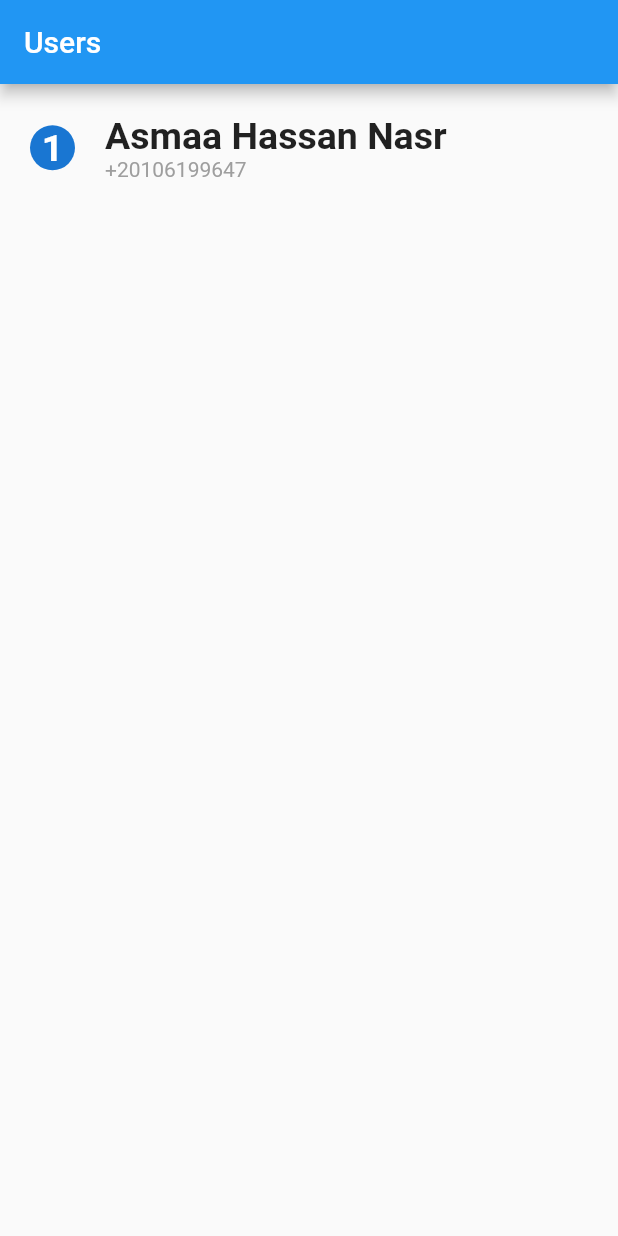
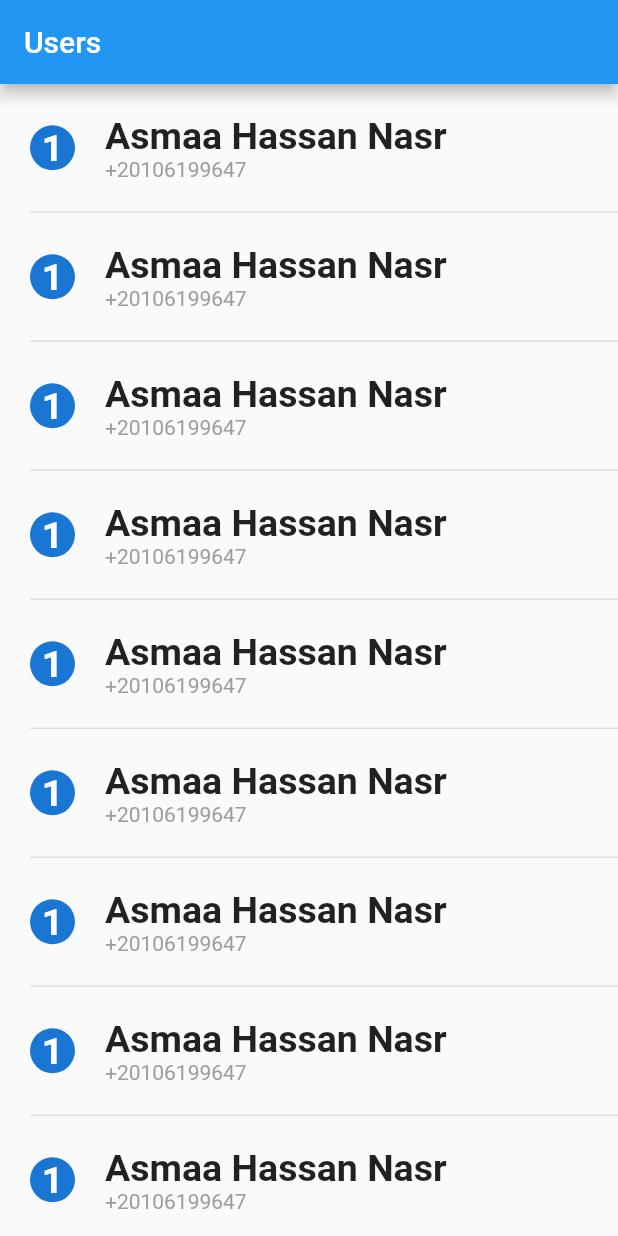
Before and after one commit to asmaahassnasr/udemy-flutter-course-abdullah-mansour, a Flutter app: the screen it shows after launch, on a phone screen of 412 x 824 dp. Run offline on Flutter 3.47's test engine with Material 2 defaults, Android fonts, the phone set to English and light mode, and no system bars.

Commit message:
Creating list view model and adding item to it

```diff
--- a/lib/user_screen.dart
+++ b/lib/user_screen.dart
@@ -9,7 +9,28 @@ class UsersScreen extends StatelessWidget {
           'Users',
         ),
       ),
-      body: Padding(
+      body: ListView.separated(
+        itemBuilder: (context, index)=>buildUserItem(),
+        separatorBuilder: (context , index) => Padding(
+          padding: const EdgeInsetsDirectional.only(
+            start: 20.0,
+          ),
+          child: Container(
+            width: double.infinity,
+            height: 1.0,
+            color: Colors.grey[300],
+          ),
+        ),
+        itemCount: 20,
+      ),
+    );
+  }
+  //To make ListView
+  //1. Build Item.
+  //2. Build List.
+  //3. Add Item to list.
+
+  Widget buildUserItem() => Padding(
     padding: const EdgeInsets.all(20.0),
     child: Row(
       children: [
@@ -49,12 +70,5 @@ class UsersScreen extends StatelessWidget {
         ),
       ],
     ),
-      ),
   );
 }
-  //To make ListView
-  //1. Build Item.
-  //2. Build List.
-  //3. Add Item to list.
-
-}
```
Lines whose indentation alone changed are shown as unchanged.
